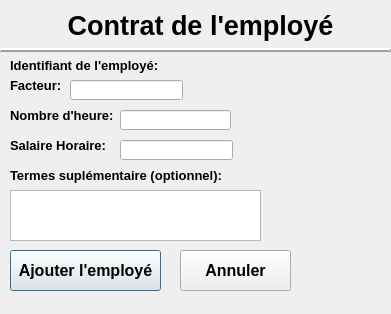
Qt form UI/Creer_Contrat.ui (LePerron/Application-gestion-employes-projet-session-2023) before a commit.
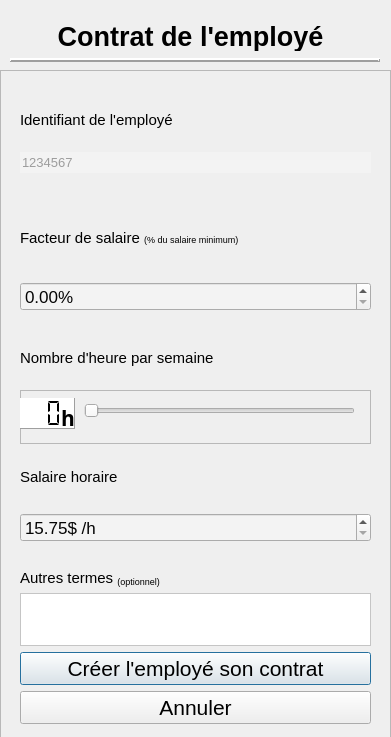
The same form after that commit.

```diff
--- a/UI/Creer_Contrat.ui
+++ b/UI/Creer_Contrat.ui
@@ -7,190 +7,92 @@
     <x>0</x>
     <y>0</y>
     <width>391</width>
-    <height>314</height>
+    <height>737</height>
    </rect>
   </property>
+  <property name="palette">
+   <palette>
+    <active>
+     <colorrole role="Text">
+      <brush brushstyle="SolidPattern">
+       <color alpha="255">
+        <red>4</red>
+        <green>4</green>
+        <blue>4</blue>
+       </color>
+      </brush>
+     </colorrole>
+     <colorrole role="Base">
+      <brush brushstyle="SolidPattern">
+       <color alpha="255">
+        <red>243</red>
+        <green>243</green>
+        <blue>243</blue>
+       </color>
+      </brush>
+     </colorrole>
+    </active>
+    <inactive>
+     <colorrole role="Text">
+      <brush brushstyle="SolidPattern">
+       <color alpha="255">
+        <red>4</red>
+        <green>4</green>
+        <blue>4</blue>
+       </color>
+      </brush>
+     </colorrole>
+     <colorrole role="Base">
+      <brush brushstyle="SolidPattern">
+       <color alpha="255">
+        <red>243</red>
+        <green>243</green>
+        <blue>243</blue>
+       </color>
+      </brush>
+     </colorrole>
+    </inactive>
+    <disabled>
+     <colorrole role="Text">
+      <brush brushstyle="SolidPattern">
+       <color alpha="255">
+        <red>120</red>
+        <green>120</green>
+        <blue>120</blue>
+       </color>
+      </brush>
+     </colorrole>
+     <colorrole role="Base">
+      <brush brushstyle="SolidPattern">
+       <color alpha="255">
+        <red>240</red>
+        <green>240</green>
+        <blue>240</blue>
+       </color>
+      </brush>
+     </colorrole>
+    </disabled>
+   </palette>
+  </property>
+  <property name="font">
+   <font>
+    <weight>75</weight>
+    <bold>true</bold>
+   </font>
+  </property>
   <property name="windowTitle">
    <string>Dialog</string>
   </property>
-  <widget class="QLabel" name="labelNbHeure">
-   <property name="geometry">
-    <rect>
-     <x>10</x>
-     <y>100</y>
-     <width>121</width>
-     <height>31</height>
-    </rect>
-   </property>
-   <property name="font">
-    <font>
-     <pointsize>10</pointsize>
-     <weight>75</weight>
-     <bold>true</bold>
-    </font>
-   </property>
-   <property name="text">
-    <string>Nombre d'heure:</string>
-   </property>
-  </widget>
-  <widget class="QLabel" name="labelFacteur">
-   <property name="geometry">
-    <rect>
-     <x>10</x>
-     <y>70</y>
-     <width>80</width>
-     <height>31</height>
-    </rect>
-   </property>
-   <property name="font">
-    <font>
-     <pointsize>10</pointsize>
-     <weight>75</weight>
-     <bold>true</bold>
-    </font>
-   </property>
-   <property name="text">
-    <string>Facteur:</string>
-   </property>
-  </widget>
-  <widget class="QLabel" name="labelErreurFacteur">
-   <property name="geometry">
-    <rect>
-     <x>190</x>
-     <y>80</y>
-     <width>151</width>
-     <height>16</height>
-    </rect>
-   </property>
-   <property name="text">
-    <string/>
-   </property>
-  </widget>
-  <widget class="QLabel" name="labelErreurSalaireHoraire">
-   <property name="geometry">
-    <rect>
-     <x>240</x>
-     <y>140</y>
-     <width>131</width>
-     <height>16</height>
-    </rect>
-   </property>
-   <property name="text">
-    <string/>
-   </property>
-  </widget>
-  <widget class="QLineEdit" name="lineEditFacteur">
-   <property name="geometry">
-    <rect>
-     <x>70</x>
-     <y>80</y>
-     <width>113</width>
-     <height>20</height>
-    </rect>
-   </property>
-  </widget>
-  <widget class="QLineEdit" name="lineEditSalaireHoraire">
-   <property name="geometry">
-    <rect>
-     <x>120</x>
-     <y>140</y>
-     <width>113</width>
-     <height>20</height>
-    </rect>
-   </property>
-  </widget>
-  <widget class="QPushButton" name="pushButtonAjouterEmploye">
-   <property name="geometry">
-    <rect>
-     <x>10</x>
-     <y>250</y>
-     <width>151</width>
-     <height>41</height>
-    </rect>
-   </property>
-   <property name="font">
-    <font>
-     <pointsize>12</pointsize>
-     <weight>75</weight>
-     <italic>false</italic>
-     <bold>true</bold>
-    </font>
-   </property>
-   <property name="text">
-    <string>Ajouter l'employé</string>
-   </property>
-  </widget>
-  <widget class="QLabel" name="labelErreurNbHeure">
-   <property name="geometry">
-    <rect>
-     <x>240</x>
-     <y>110</y>
-     <width>121</width>
-     <height>16</height>
-    </rect>
-   </property>
-   <property name="text">
-    <string/>
-   </property>
-  </widget>
-  <widget class="QLineEdit" name="lineEditNbHeure">
-   <property name="geometry">
-    <rect>
-     <x>120</x>
-     <y>110</y>
-     <width>111</width>
-     <height>20</height>
-    </rect>
-   </property>
-  </widget>
-  <widget class="QPushButton" name="pushButtonAnnuler">
-   <property name="geometry">
-    <rect>
-     <x>180</x>
-     <y>250</y>
-     <width>111</width>
-     <height>41</height>
-    </rect>
-   </property>
-   <property name="font">
-    <font>
-     <pointsize>12</pointsize>
-     <weight>75</weight>
-     <italic>false</italic>
-     <bold>true</bold>
-    </font>
-   </property>
-   <property name="text">
-    <string>Annuler</string>
-   </property>
-  </widget>
-  <widget class="QLabel" name="labelSalaireHoraire">
-   <property name="geometry">
-    <rect>
-     <x>10</x>
-     <y>130</y>
-     <width>111</width>
-     <height>31</height>
-    </rect>
-   </property>
-   <property name="font">
-    <font>
-     <pointsize>10</pointsize>
-     <weight>75</weight>
-     <bold>true</bold>
-    </font>
-   </property>
-   <property name="text">
-    <string>Salaire Horaire:</string>
-   </property>
-  </widget>
+  <property name="modal">
+   <bool>false</bool>
+  </property>
   <widget class="QLabel" name="labelTitreAjouterContrat">
    <property name="geometry">
     <rect>
-     <x>10</x>
-     <y>10</y>
+     <x>0</x>
+     <y>21</y>
      <width>381</width>
-     <height>31</height>
+     <height>30</height>
     </rect>
    </property>
    <property name="font">
@@ -217,9 +119,9 @@
   <widget class="Line" name="line_2">
    <property name="geometry">
     <rect>
-     <x>0</x>
-     <y>40</y>
-     <width>391</width>
+     <x>10</x>
+     <y>50</y>
+     <width>370</width>
      <height>21</height>
     </rect>
    </property>
@@ -236,86 +138,992 @@
     <enum>Qt::Horizontal</enum>
    </property>
   </widget>
-  <widget class="QLabel" name="labelIdentifiantEmploye">
+  <widget class="QFrame" name="frame">
    <property name="geometry">
     <rect>
-     <x>10</x>
-     <y>50</y>
-     <width>171</width>
-     <height>31</height>
+     <x>0</x>
+     <y>70</y>
+     <width>391</width>
+     <height>671</height>
     </rect>
    </property>
-   <property name="font">
-    <font>
-     <pointsize>10</pointsize>
-     <weight>75</weight>
-     <bold>true</bold>
-    </font>
+   <property name="frameShape">
+    <enum>QFrame::StyledPanel</enum>
    </property>
-   <property name="text">
-    <string>Identifiant de l'employé:</string>
+   <property name="frameShadow">
+    <enum>QFrame::Raised</enum>
    </property>
+   <widget class="QWidget" name="layoutWidget">
+    <property name="geometry">
+     <rect>
+      <x>20</x>
+      <y>23</y>
+      <width>351</width>
+      <height>631</height>
+     </rect>
+    </property>
+    <layout class="QVBoxLayout" name="verticalLayout_8">
+     <item>
+      <widget class="QLabel" name="labelIdentifiantEmploye">
+       <property name="font">
+        <font>
+         <pointsize>11</pointsize>
+         <weight>50</weight>
+         <bold>false</bold>
+         <kerning>true</kerning>
+        </font>
+       </property>
+       <property name="text">
+        <string>Identifiant de l'employé</string>
+       </property>
+      </widget>
+     </item>
+     <item>
+      <layout class="QVBoxLayout" name="verticalLayout">
+       <item>
+        <widget class="QLineEdit" name="lineEditIdentifiant">
+         <property name="palette">
+          <palette>
+           <active>
+            <colorrole role="Text">
+             <brush brushstyle="SolidPattern">
+              <color alpha="255">
+               <red>156</red>
+               <green>156</green>
+               <blue>156</blue>
+              </color>
+             </brush>
+            </colorrole>
+            <colorrole role="BrightText">
+             <brush brushstyle="SolidPattern">
+              <color alpha="255">
+               <red>131</red>
+               <green>131</green>
+               <blue>131</blue>
+              </color>
+             </brush>
+            </colorrole>
+           </active>
+           <inactive>
+            <colorrole role="Text">
+             <brush brushstyle="SolidPattern">
+              <color alpha="255">
+               <red>156</red>
+               <green>156</green>
+               <blue>156</blue>
+              </color>
+             </brush>
+            </colorrole>
+            <colorrole role="BrightText">
+             <brush brushstyle="SolidPattern">
+              <color alpha="255">
+               <red>131</red>
+               <green>131</green>
+               <blue>131</blue>
+              </color>
+             </brush>
+            </colorrole>
+           </inactive>
+           <disabled>
+            <colorrole role="Text">
+             <brush brushstyle="SolidPattern">
+              <color alpha="255">
+               <red>120</red>
+               <green>120</green>
+               <blue>120</blue>
+              </color>
+             </brush>
+            </colorrole>
+            <colorrole role="BrightText">
+             <brush brushstyle="SolidPattern">
+              <color alpha="255">
+               <red>131</red>
+               <green>131</green>
+               <blue>131</blue>
+              </color>
+             </brush>
+            </colorrole>
+           </disabled>
+          </palette>
+         </property>
+         <property name="font">
+          <font>
+           <pointsize>10</pointsize>
+           <weight>50</weight>
+           <italic>false</italic>
+           <bold>false</bold>
+           <underline>false</underline>
+          </font>
+         </property>
+         <property name="cursor">
+          <cursorShape>BlankCursor</cursorShape>
+         </property>
+         <property name="mouseTracking">
+          <bool>false</bool>
+         </property>
+         <property name="focusPolicy">
+          <enum>Qt::NoFocus</enum>
+         </property>
+         <property name="autoFillBackground">
+          <bool>false</bool>
+         </property>
+         <property name="text">
+          <string>1234567</string>
+         </property>
+         <property name="frame">
+          <bool>false</bool>
+         </property>
+         <property name="readOnly">
+          <bool>false</bool>
+         </property>
+         <property name="cursorMoveStyle">
+          <enum>Qt::LogicalMoveStyle</enum>
+         </property>
+         <property name="clearButtonEnabled">
+          <bool>false</bool>
+         </property>
+        </widget>
+       </item>
+       <item>
+        <widget class="QLabel" name="labelErreurIdentifiant">
+         <property name="text">
+          <string/>
+         </property>
+        </widget>
+       </item>
+      </layout>
+     </item>
+     <item>
+      <widget class="QLabel" name="labelFacteur">
+       <property name="font">
+        <font>
+         <pointsize>10</pointsize>
+         <weight>75</weight>
+         <bold>true</bold>
+        </font>
+       </property>
+       <property name="text">
+        <string>&lt;html&gt;&lt;head/&gt;&lt;body&gt;&lt;p&gt;&lt;span style=&quot; font-size:11pt; font-weight:400;&quot;&gt;Facteur de salaire &lt;/span&gt;&lt;span style=&quot; font-size:7pt; font-weight:400;&quot;&gt;(% du salaire minimum)&lt;/span&gt;&lt;/p&gt;&lt;/body&gt;&lt;/html&gt;</string>
+       </property>
+       <property name="scaledContents">
+        <bool>false</bool>
+       </property>
+      </widget>
+     </item>
+     <item>
+      <layout class="QVBoxLayout" name="verticalLayout_2">
+       <item>
+        <widget class="QDoubleSpinBox" name="doubleSpinBoxFacteur">
+         <property name="font">
+          <font>
+           <pointsize>13</pointsize>
+           <weight>50</weight>
+           <bold>false</bold>
+          </font>
+         </property>
+         <property name="suffix">
+          <string>%</string>
+         </property>
+         <property name="singleStep">
+          <double>0.500000000000000</double>
+         </property>
+        </widget>
+       </item>
+       <item>
+        <spacer name="verticalSpacerFacteur">
+         <property name="orientation">
+          <enum>Qt::Vertical</enum>
+         </property>
+         <property name="sizeType">
+          <enum>QSizePolicy::Ignored</enum>
+         </property>
+         <property name="sizeHint" stdset="0">
+          <size>
+           <width>20</width>
+           <height>2</height>
+          </size>
+         </property>
+        </spacer>
+       </item>
+      </layout>
+     </item>
+     <item>
+      <widget class="QLabel" name="labelNbHeure">
+       <property name="font">
+        <font>
+         <pointsize>11</pointsize>
+         <weight>50</weight>
+         <bold>false</bold>
+        </font>
+       </property>
+       <property name="text">
+        <string>Nombre d'heure par semaine</string>
+       </property>
+      </widget>
+     </item>
+     <item>
+      <layout class="QVBoxLayout" name="verticalLayout_4">
+       <item>
+        <widget class="QFrame" name="frame_2">
+         <property name="frameShape">
+          <enum>QFrame::StyledPanel</enum>
+         </property>
+         <property name="frameShadow">
+          <enum>QFrame::Raised</enum>
+         </property>
+         <widget class="QLCDNumber" name="lcdNumberNbHeure">
+          <property name="geometry">
+           <rect>
+            <x>0</x>
+            <y>8</y>
+            <width>55</width>
+            <height>31</height>
+           </rect>
+          </property>
+          <property name="palette">
+           <palette>
+            <active>
+             <colorrole role="Base">
+              <brush brushstyle="SolidPattern">
+               <color alpha="255">
+                <red>255</red>
+                <green>255</green>
+                <blue>255</blue>
+               </color>
+              </brush>
+             </colorrole>
+             <colorrole role="Window">
+              <brush brushstyle="SolidPattern">
+               <color alpha="255">
+                <red>255</red>
+                <green>255</green>
+                <blue>255</blue>
+               </color>
+              </brush>
+             </colorrole>
+            </active>
+            <inactive>
+             <colorrole role="Base">
+              <brush brushstyle="SolidPattern">
+               <color alpha="255">
+                <red>255</red>
+                <green>255</green>
+                <blue>255</blue>
+               </color>
+              </brush>
+             </colorrole>
+             <colorrole role="Window">
+              <brush brushstyle="SolidPattern">
+               <color alpha="255">
+                <red>255</red>
+                <green>255</green>
+                <blue>255</blue>
+               </color>
+              </brush>
+             </colorrole>
+            </inactive>
+            <disabled>
+             <colorrole role="Base">
+              <brush brushstyle="SolidPattern">
+               <color alpha="255">
+                <red>255</red>
+                <green>255</green>
+                <blue>255</blue>
+               </color>
+              </brush>
+             </colorrole>
+             <colorrole role="Window">
+              <brush brushstyle="SolidPattern">
+               <color alpha="255">
+                <red>255</red>
+                <green>255</green>
+                <blue>255</blue>
+               </color>
+              </brush>
+             </colorrole>
+            </disabled>
+           </palette>
+          </property>
+          <property name="font">
+           <font>
+            <pointsize>10</pointsize>
+            <weight>50</weight>
+            <italic>false</italic>
+            <bold>false</bold>
+            <underline>false</underline>
+           </font>
+          </property>
+          <property name="autoFillBackground">
+           <bool>true</bool>
+          </property>
+          <property name="frameShape">
+           <enum>QFrame::Panel</enum>
+          </property>
+          <property name="frameShadow">
+           <enum>QFrame::Raised</enum>
+          </property>
+          <property name="lineWidth">
+           <number>1</number>
+          </property>
+          <property name="midLineWidth">
+           <number>0</number>
+          </property>
+          <property name="smallDecimalPoint">
+           <bool>false</bool>
+          </property>
+          <property name="digitCount">
+           <number>2</number>
+          </property>
+          <property name="mode">
+           <enum>QLCDNumber::Dec</enum>
+          </property>
+          <property name="segmentStyle">
+           <enum>QLCDNumber::Flat</enum>
+          </property>
+         </widget>
+         <widget class="QLabel" name="labelHeure">
+          <property name="geometry">
+           <rect>
+            <x>41</x>
+            <y>10</y>
+            <width>21</width>
+            <height>36</height>
+           </rect>
+          </property>
+          <property name="font">
+           <font>
+            <family>MS Gothic</family>
+            <pointsize>16</pointsize>
+            <weight>75</weight>
+            <italic>false</italic>
+            <bold>true</bold>
+            <underline>false</underline>
+            <kerning>true</kerning>
+           </font>
+          </property>
+          <property name="text">
+           <string>h</string>
+          </property>
+         </widget>
+         <widget class="QSlider" name="horizontalSliderNbHeure">
+          <property name="geometry">
+           <rect>
+            <x>64</x>
+            <y>10</y>
+            <width>271</width>
+            <height>22</height>
+           </rect>
+          </property>
+          <property name="sizePolicy">
+           <sizepolicy hsizetype="Minimum" vsizetype="Fixed">
+            <horstretch>5</horstretch>
+            <verstretch>6</verstretch>
+           </sizepolicy>
+          </property>
+          <property name="minimumSize">
+           <size>
+            <width>4</width>
+            <height>0</height>
+           </size>
+          </property>
+          <property name="sizeIncrement">
+           <size>
+            <width>2</width>
+            <height>4</height>
+           </size>
+          </property>
+          <property name="baseSize">
+           <size>
+            <width>4</width>
+            <height>0</height>
+           </size>
+          </property>
+          <property name="autoFillBackground">
+           <bool>true</bool>
+          </property>
+          <property name="maximum">
+           <number>40</number>
+          </property>
+          <property name="pageStep">
+           <number>1</number>
+          </property>
+          <property name="orientation">
+           <enum>Qt::Horizontal</enum>
+          </property>
+          <property name="invertedAppearance">
+           <bool>false</bool>
+          </property>
+          <property name="tickPosition">
+           <enum>QSlider::NoTicks</enum>
+          </property>
+         </widget>
+        </widget>
+       </item>
+      </layout>
+     </item>
+     <item>
+      <widget class="QLabel" name="labelSalaireHoraire">
+       <property name="font">
+        <font>
+         <pointsize>11</pointsize>
+         <weight>50</weight>
+         <bold>false</bold>
+        </font>
+       </property>
+       <property name="text">
+        <string>Salaire horaire</string>
+       </property>
+      </widget>
+     </item>
+     <item>
+      <layout class="QVBoxLayout" name="verticalLayout_6">
+       <item>
+        <widget class="QDoubleSpinBox" name="doubleSpinBoxSalaireHoraire">
+         <property name="sizePolicy">
+          <sizepolicy hsizetype="Preferred" vsizetype="Fixed">
+           <horstretch>0</horstretch>
+           <verstretch>3</verstretch>
+          </sizepolicy>
+         </property>
+         <property name="font">
+          <font>
+           <pointsize>13</pointsize>
+           <weight>50</weight>
+           <bold>false</bold>
+          </font>
+         </property>
+         <property name="wrapping">
+          <bool>false</bool>
+         </property>
+         <property name="correctionMode">
+          <enum>QAbstractSpinBox::CorrectToNearestValue</enum>
+         </property>
+         <property name="suffix">
+          <string>$ /h</string>
+         </property>
+         <property name="decimals">
+          <number>2</number>
+         </property>
+         <property name="minimum">
+          <double>15.750000000000000</double>
+         </property>
+         <property name="maximum">
+          <double>50.000000000000000</double>
+         </property>
+         <property name="singleStep">
+          <double>0.250000000000000</double>
+         </property>
+         <property name="value">
+          <double>15.750000000000000</double>
+         </property>
+        </widget>
+       </item>
+       <item>
+        <spacer name="verticalSpacerSalaireHoraire">
+         <property name="orientation">
+          <enum>Qt::Vertical</enum>
+         </property>
+         <property name="sizeType">
+          <enum>QSizePolicy::Ignored</enum>
+         </property>
+         <property name="sizeHint" stdset="0">
+          <size>
+           <width>20</width>
+           <height>17</height>
+          </size>
+         </property>
+        </spacer>
+       </item>
+      </layout>
+     </item>
+     <item>
+      <widget class="QLabel" name="labelTermeContrat_2">
+       <property name="sizePolicy">
+        <sizepolicy hsizetype="Preferred" vsizetype="Fixed">
+         <horstretch>0</horstretch>
+         <verstretch>0</verstretch>
+        </sizepolicy>
+       </property>
+       <property name="font">
+        <font>
+         <pointsize>11</pointsize>
+         <weight>50</weight>
+         <bold>false</bold>
+        </font>
+       </property>
+       <property name="text">
+        <string>&lt;html&gt;&lt;head/&gt;&lt;body&gt;&lt;p&gt;Autres termes &lt;span style=&quot; vertical-align:sub;&quot;&gt;(optionnel)&lt;/span&gt;&lt;/p&gt;&lt;/body&gt;&lt;/html&gt;</string>
+       </property>
+      </widget>
+     </item>
+     <item>
+      <layout class="QVBoxLayout" name="verticalLayout_5">
+       <item>
+        <widget class="QTextEdit" name="textEditTermeContrat">
+         <property name="sizePolicy">
+          <sizepolicy hsizetype="Expanding" vsizetype="Ignored">
+           <horstretch>0</horstretch>
+           <verstretch>0</verstretch>
+          </sizepolicy>
+         </property>
+         <property name="palette">
+          <palette>
+           <active>
+            <colorrole role="WindowText">
+             <brush brushstyle="SolidPattern">
+              <color alpha="255">
+               <red>0</red>
+               <green>0</green>
+               <blue>0</blue>
+              </color>
+             </brush>
+            </colorrole>
+            <colorrole role="Button">
+             <brush brushstyle="SolidPattern">
+              <color alpha="255">
+               <red>255</red>
+               <green>255</green>
+               <blue>255</blue>
+              </color>
+             </brush>
+            </colorrole>
+            <colorrole role="Light">
+             <brush brushstyle="SolidPattern">
+              <color alpha="255">
+               <red>255</red>
+               <green>255</green>
+               <blue>255</blue>
+              </color>
+             </brush>
+            </colorrole>
+            <colorrole role="Midlight">
+             <brush brushstyle="SolidPattern">
+              <color alpha="255">
+               <red>255</red>
+               <green>255</green>
+               <blue>255</blue>
+              </color>
+             </brush>
+            </colorrole>
+            <colorrole role="Dark">
+             <brush brushstyle="SolidPattern">
+              <color alpha="255">
+               <red>127</red>
+               <green>127</green>
+               <blue>127</blue>
+              </color>
+             </brush>
+            </colorrole>
+            <colorrole role="Mid">
+             <brush brushstyle="SolidPattern">
+              <color alpha="255">
+               <red>170</red>
+               <green>170</green>
+               <blue>170</blue>
+              </color>
+             </brush>
+            </colorrole>
+            <colorrole role="Text">
+             <brush brushstyle="SolidPattern">
+              <color alpha="255">
+               <red>0</red>
+               <green>0</green>
+               <blue>0</blue>
+              </color>
+             </brush>
+            </colorrole>
+            <colorrole role="BrightText">
+             <brush brushstyle="SolidPattern">
+              <color alpha="255">
+               <red>255</red>
+               <green>255</green>
+               <blue>255</blue>
+              </color>
+             </brush>
+            </colorrole>
+            <colorrole role="ButtonText">
+             <brush brushstyle="SolidPattern">
+              <color alpha="255">
+               <red>0</red>
+               <green>0</green>
+               <blue>0</blue>
+              </color>
+             </brush>
+            </colorrole>
+            <colorrole role="Base">
+             <brush brushstyle="SolidPattern">
+              <color alpha="255">
+               <red>255</red>
+               <green>255</green>
+               <blue>255</blue>
+              </color>
+             </brush>
+            </colorrole>
+            <colorrole role="Window">
+             <brush brushstyle="SolidPattern">
+              <color alpha="255">
+               <red>255</red>
+               <green>255</green>
+               <blue>255</blue>
+              </color>
+             </brush>
+            </colorrole>
+            <colorrole role="Shadow">
+             <brush brushstyle="SolidPattern">
+              <color alpha="255">
+               <red>0</red>
+               <green>0</green>
+               <blue>0</blue>
+              </color>
+             </brush>
+            </colorrole>
+            <colorrole role="AlternateBase">
+             <brush brushstyle="SolidPattern">
+              <color alpha="255">
+               <red>255</red>
+               <green>255</green>
+               <blue>255</blue>
+              </color>
+             </brush>
+            </colorrole>
+            <colorrole role="ToolTipBase">
+             <brush brushstyle="SolidPattern">
+              <color alpha="255">
+               <red>255</red>
+               <green>255</green>
+               <blue>220</blue>
+              </color>
+             </brush>
+            </colorrole>
+            <colorrole role="ToolTipText">
+             <brush brushstyle="SolidPattern">
+              <color alpha="255">
+               <red>0</red>
+               <green>0</green>
+               <blue>0</blue>
+              </color>
+             </brush>
+            </colorrole>
+           </active>
+           <inactive>
+            <colorrole role="WindowText">
+             <brush brushstyle="SolidPattern">
+              <color alpha="255">
+               <red>0</red>
+               <green>0</green>
+               <blue>0</blue>
+              </color>
+             </brush>
+            </colorrole>
+            <colorrole role="Button">
+             <brush brushstyle="SolidPattern">
+              <color alpha="255">
+               <red>255</red>
+               <green>255</green>
+               <blue>255</blue>
+              </color>
+             </brush>
+            </colorrole>
+            <colorrole role="Light">
+             <brush brushstyle="SolidPattern">
+              <color alpha="255">
+               <red>255</red>
+               <green>255</green>
+               <blue>255</blue>
+              </color>
+             </brush>
+            </colorrole>
+            <colorrole role="Midlight">
+             <brush brushstyle="SolidPattern">
+              <color alpha="255">
+               <red>255</red>
+               <green>255</green>
+               <blue>255</blue>
+              </color>
+             </brush>
+            </colorrole>
+            <colorrole role="Dark">
+             <brush brushstyle="SolidPattern">
+              <color alpha="255">
+               <red>127</red>
+               <green>127</green>
+               <blue>127</blue>
+              </color>
+             </brush>
+            </colorrole>
+            <colorrole role="Mid">
+             <brush brushstyle="SolidPattern">
+              <color alpha="255">
+               <red>170</red>
+               <green>170</green>
+               <blue>170</blue>
+              </color>
+             </brush>
+            </colorrole>
+            <colorrole role="Text">
+             <brush brushstyle="SolidPattern">
+              <color alpha="255">
+               <red>0</red>
+               <green>0</green>
+               <blue>0</blue>
+              </color>
+             </brush>
+            </colorrole>
+            <colorrole role="BrightText">
+             <brush brushstyle="SolidPattern">
+              <color alpha="255">
+               <red>255</red>
+               <green>255</green>
+               <blue>255</blue>
+              </color>
+             </brush>
+            </colorrole>
+            <colorrole role="ButtonText">
+             <brush brushstyle="SolidPattern">
+              <color alpha="255">
+               <red>0</red>
+               <green>0</green>
+               <blue>0</blue>
+              </color>
+             </brush>
+            </colorrole>
+            <colorrole role="Base">
+             <brush brushstyle="SolidPattern">
+              <color alpha="255">
+               <red>255</red>
+               <green>255</green>
+               <blue>255</blue>
+              </color>
+             </brush>
+            </colorrole>
+            <colorrole role="Window">
+             <brush brushstyle="SolidPattern">
+              <color alpha="255">
+               <red>255</red>
+               <green>255</green>
+               <blue>255</blue>
+              </color>
+             </brush>
+            </colorrole>
+            <colorrole role="Shadow">
+             <brush brushstyle="SolidPattern">
+              <color alpha="255">
+               <red>0</red>
+               <green>0</green>
+               <blue>0</blue>
+              </color>
+             </brush>
+            </colorrole>
+            <colorrole role="AlternateBase">
+             <brush brushstyle="SolidPattern">
+              <color alpha="255">
+               <red>255</red>
+               <green>255</green>
+               <blue>255</blue>
+              </color>
+             </brush>
+            </colorrole>
+            <colorrole role="ToolTipBase">
+             <brush brushstyle="SolidPattern">
+              <color alpha="255">
+               <red>255</red>
+               <green>255</green>
+               <blue>220</blue>
+              </color>
+             </brush>
+            </colorrole>
+            <colorrole role="ToolTipText">
+             <brush brushstyle="SolidPattern">
+              <color alpha="255">
+               <red>0</red>
+               <green>0</green>
+               <blue>0</blue>
+              </color>
+             </brush>
+            </colorrole>
+           </inactive>
+           <disabled>
+            <colorrole role="WindowText">
+             <brush brushstyle="SolidPattern">
+              <color alpha="255">
+               <red>127</red>
+               <green>127</green>
+               <blue>127</blue>
+              </color>
+             </brush>
+            </colorrole>
+            <colorrole role="Button">
+             <brush brushstyle="SolidPattern">
+              <color alpha="255">
+               <red>255</red>
+               <green>255</green>
+               <blue>255</blue>
+              </color>
+             </brush>
+            </colorrole>
+            <colorrole role="Light">
+             <brush brushstyle="SolidPattern">
+              <color alpha="255">
+               <red>255</red>
+               <green>255</green>
+               <blue>255</blue>
+              </color>
+             </brush>
+            </colorrole>
+            <colorrole role="Midlight">
+             <brush brushstyle="SolidPattern">
+              <color alpha="255">
+               <red>255</red>
+               <green>255</green>
+               <blue>255</blue>
+              </color>
+             </brush>
+            </colorrole>
+            <colorrole role="Dark">
+             <brush brushstyle="SolidPattern">
+              <color alpha="255">
+               <red>127</red>
+               <green>127</green>
+               <blue>127</blue>
+              </color>
+             </brush>
+            </colorrole>
+            <colorrole role="Mid">
+             <brush brushstyle="SolidPattern">
+              <color alpha="255">
+               <red>170</red>
+               <green>170</green>
+               <blue>170</blue>
+              </color>
+             </brush>
+            </colorrole>
+            <colorrole role="Text">
+             <brush brushstyle="SolidPattern">
+              <color alpha="255">
+               <red>127</red>
+               <green>127</green>
+               <blue>127</blue>
+              </color>
+             </brush>
+            </colorrole>
+            <colorrole role="BrightText">
+             <brush brushstyle="SolidPattern">
+              <color alpha="255">
+               <red>255</red>
+               <green>255</green>
+               <blue>255</blue>
+              </color>
+             </brush>
+            </colorrole>
+            <colorrole role="ButtonText">
+             <brush brushstyle="SolidPattern">
+              <color alpha="255">
+               <red>127</red>
+               <green>127</green>
+               <blue>127</blue>
+              </color>
+             </brush>
+            </colorrole>
+            <colorrole role="Base">
+             <brush brushstyle="SolidPattern">
+              <color alpha="255">
+               <red>255</red>
+               <green>255</green>
+               <blue>255</blue>
+              </color>
+             </brush>
+            </colorrole>
+            <colorrole role="Window">
+             <brush brushstyle="SolidPattern">
+              <color alpha="255">
+               <red>255</red>
+               <green>255</green>
+               <blue>255</blue>
+              </color>
+             </brush>
+            </colorrole>
+            <colorrole role="Shadow">
+             <brush brushstyle="SolidPattern">
+              <color alpha="255">
+               <red>0</red>
+               <green>0</green>
+               <blue>0</blue>
+              </color>
+             </brush>
+            </colorrole>
+            <colorrole role="AlternateBase">
+             <brush brushstyle="SolidPattern">
+              <color alpha="255">
+               <red>255</red>
+               <green>255</green>
+               <blue>255</blue>
+              </color>
+             </brush>
+            </colorrole>
+            <colorrole role="ToolTipBase">
+             <brush brushstyle="SolidPattern">
+              <color alpha="255">
+               <red>255</red>
+               <green>255</green>
+               <blue>220</blue>
+              </color>
+             </brush>
+            </colorrole>
+            <colorrole role="ToolTipText">
+             <brush brushstyle="SolidPattern">
+              <color alpha="255">
+               <red>0</red>
+               <green>0</green>
+               <blue>0</blue>
+              </color>
+             </brush>
+            </colorrole>
+           </disabled>
+          </palette>
+         </property>
+         <property name="font">
+          <font>
+           <weight>50</weight>
+           <bold>false</bold>
+          </font>
+         </property>
+        </widget>
+       </item>
+      </layout>
+     </item>
+     <item>
+      <widget class="QPushButton" name="pushButtonAjouterEmploye">
+       <property name="font">
+        <font>
+         <pointsize>16</pointsize>
+         <weight>50</weight>
+         <italic>false</italic>
+         <bold>false</bold>
+        </font>
+       </property>
+       <property name="text">
+        <string>Créer l'employé son contrat</string>
+       </property>
+      </widget>
+     </item>
+     <item>
+      <widget class="QPushButton" name="pushButtonAnnuler">
+       <property name="font">
+        <font>
+         <pointsize>16</pointsize>
+         <weight>50</weight>
+         <italic>false</italic>
+         <bold>false</bold>
+        </font>
+       </property>
+       <property name="text">
+        <string>Annuler</string>
+       </property>
+      </widget>
+     </item>
+    </layout>
+   </widget>
   </widget>
-  <widget class="QLabel" name="labelIdentifiantEmployeDonne">
-   <property name="geometry">
-    <rect>
-     <x>180</x>
-     <y>60</y>
-     <width>111</width>
-     <height>16</height>
-    </rect>
-   </property>
-   <property name="text">
-    <string/>
-   </property>
-  </widget>
-  <widget class="QTextEdit" name="textEditTermeContrat">
-   <property name="geometry">
-    <rect>
-     <x>10</x>
-     <y>190</y>
-     <width>251</width>
-     <height>51</height>
-    </rect>
-   </property>
-  </widget>
-  <widget class="QLabel" name="labelTermeContrat">
-   <property name="geometry">
-    <rect>
-     <x>10</x>
-     <y>160</y>
-     <width>251</width>
-     <height>31</height>
-    </rect>
-   </property>
-   <property name="font">
-    <font>
-     <pointsize>10</pointsize>
-     <weight>75</weight>
-     <bold>true</bold>
-    </font>
-   </property>
-   <property name="text">
-    <string>Termes suplémentaire (optionnel): </string>
-   </property>
-  </widget>
-  <zorder>labelNbHeure</zorder>
-  <zorder>labelFacteur</zorder>
-  <zorder>labelErreurFacteur</zorder>
-  <zorder>labelErreurSalaireHoraire</zorder>
-  <zorder>pushButtonAjouterEmploye</zorder>
-  <zorder>labelErreurNbHeure</zorder>
-  <zorder>pushButtonAnnuler</zorder>
-  <zorder>labelSalaireHoraire</zorder>
-  <zorder>labelTitreAjouterContrat</zorder>
-  <zorder>line_2</zorder>
-  <zorder>labelIdentifiantEmploye</zorder>
-  <zorder>labelIdentifiantEmployeDonne</zorder>
-  <zorder>textEditTermeContrat</zorder>
-  <zorder>labelTermeContrat</zorder>
-  <zorder>lineEditSalaireHoraire</zorder>
-  <zorder>lineEditNbHeure</zorder>
-  <zorder>lineEditFacteur</zorder>
  </widget>
  <resources/>
  <connections/>
```
Left out of the diff: 21 changed lines with no effect on the pictures.
